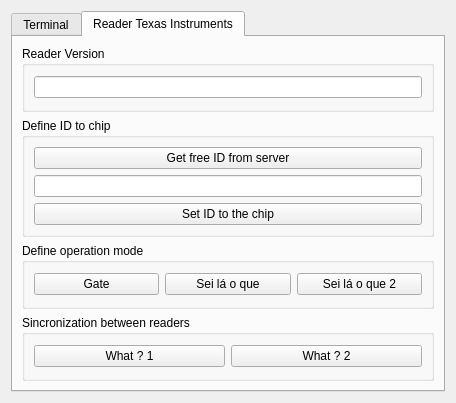
Qt form RFIDMonitorDeskApp/gui/readerinteractorwidget.ui (CELTAB/rfidmonitor) before a commit.
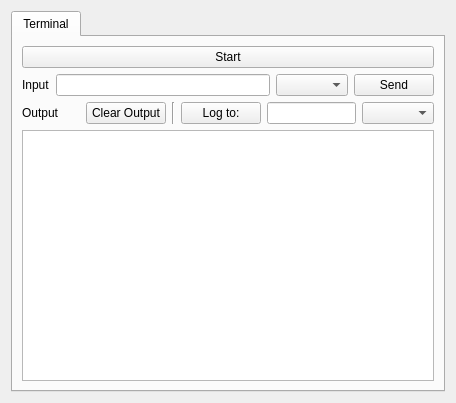
The same form after that commit. The open tabs and pages were chosen to show the change.

Commit message: Backup purpose. Reader Interactor can now define new identification code in the transponder.

```diff
--- a/RFIDMonitorDeskApp/gui/readerinteractorwidget.ui
+++ b/RFIDMonitorDeskApp/gui/readerinteractorwidget.ui
@@ -146,104 +146,6 @@
        </item>
       </layout>
      </widget>
-     <widget class="QWidget" name="tabFriendlyConfig">
-      <attribute name="title">
-       <string>Reader Texas Instruments</string>
-      </attribute>
-      <layout class="QVBoxLayout" name="verticalLayout_3">
-       <item>
-        <widget class="QGroupBox" name="groupBox_2">
-         <property name="title">
-          <string>Reader Version</string>
-         </property>
-         <layout class="QVBoxLayout" name="verticalLayout_4">
-          <item>
-           <widget class="QLineEdit" name="lineEdit_2"/>
-          </item>
-         </layout>
-        </widget>
-       </item>
-       <item>
-        <widget class="QGroupBox" name="groupBox">
-         <property name="title">
-          <string>Define ID to chip</string>
-         </property>
-         <layout class="QGridLayout" name="gridLayout">
-          <item row="1" column="0">
-           <widget class="QLineEdit" name="lineEdit"/>
-          </item>
-          <item row="0" column="0">
-           <widget class="QPushButton" name="pushButton">
-            <property name="text">
-             <string>Get free ID from server</string>
-            </property>
-           </widget>
-          </item>
-          <item row="2" column="0">
-           <widget class="QPushButton" name="pushButton_2">
-            <property name="text">
-             <string>Set ID to the chip</string>
-            </property>
-           </widget>
-          </item>
-         </layout>
-        </widget>
-       </item>
-       <item>
-        <widget class="QGroupBox" name="groupBox_3">
-         <property name="title">
-          <string>Define operation mode</string>
-         </property>
-         <layout class="QHBoxLayout" name="horizontalLayout_3">
-          <item>
-           <widget class="QPushButton" name="pushButton_3">
-            <property name="text">
-             <string>Gate</string>
-            </property>
-           </widget>
-          </item>
-          <item>
-           <widget class="QPushButton" name="pushButton_4">
-            <property name="text">
-             <string>Sei lá o que</string>
-            </property>
-           </widget>
-          </item>
-          <item>
-           <widget class="QPushButton" name="pushButton_5">
-            <property name="text">
-             <string>Sei lá o que 2</string>
-            </property>
-           </widget>
-          </item>
-         </layout>
-        </widget>
-       </item>
-       <item>
-        <widget class="QGroupBox" name="groupBox_4">
-         <property name="title">
-          <string>Sincronization between readers</string>
-         </property>
-         <layout class="QHBoxLayout" name="horizontalLayout_4">
-          <item>
-           <widget class="QPushButton" name="pushButton_6">
-            <property name="text">
-             <string>What ? 1</string>
-            </property>
-           </widget>
-          </item>
-          <item>
-           <widget class="QPushButton" name="pushButton_7">
-            <property name="text">
-             <string>What ? 2</string>
-            </property>
-           </widget>
-          </item>
-         </layout>
-        </widget>
-       </item>
-      </layout>
-     </widget>
     </widget>
    </item>
   </layout>
```
The commit also changes 8 other files.
